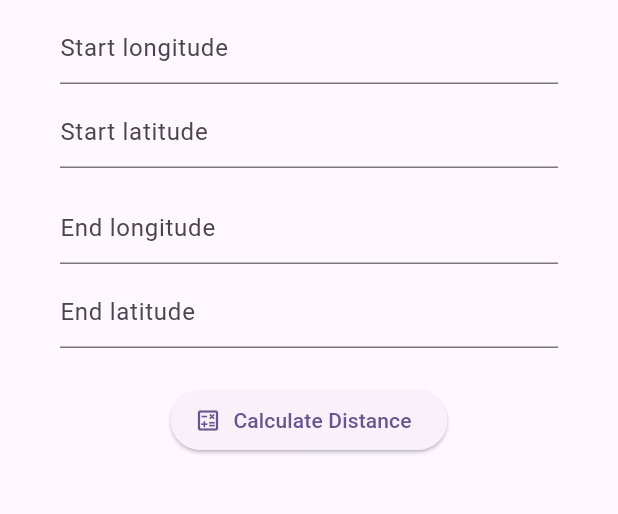
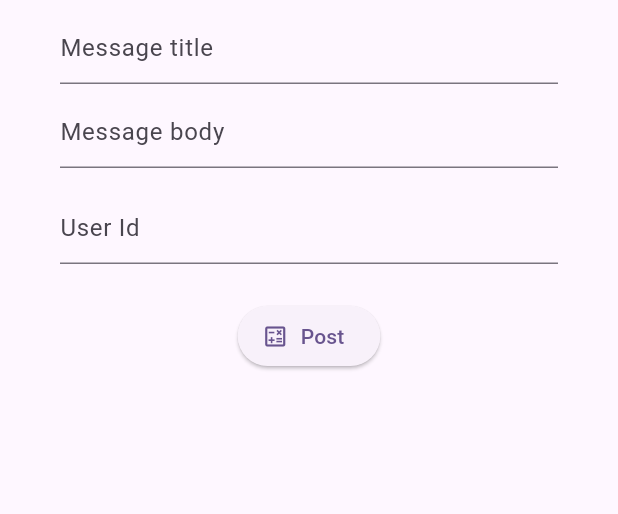
Before and after one commit to qahor0v/distance_calculator, a Flutter app: the screen it shows after launch, on a phone screen of 412 x 824 dp, the part 84-598 px from its top. Run offline on Flutter 3.47's test engine with Material 2 defaults, Android fonts, the phone set to English and light mode, and no system bars.

Commit message:
post method

```diff
--- /dev/null
+++ b/lib/models/message_model.dart
@@ -0,0 +1,36 @@
+/// id: 101,
+//   title: 'foo',
+//   body: 'bar',
+//   userId: 1
+
+class MessageModel {
+  int? id;
+  String title;
+  String body;
+  int userId;
+
+  MessageModel({
+    required this.body,
+    required this.title,
+    required this.userId,
+    this.id,
+  });
+
+  Map<String, dynamic> toMap() {
+    return {
+      'id': id,
+      'title': title,
+      'body': body,
+      'userId': userId,
+    };
+  }
+
+  factory MessageModel.fromMap(Map<String, dynamic> map) {
+    return MessageModel(
+      id: map['id'] as int,
+      title: map['title'] as String,
+      body: map['body'] as String,
+      userId: map['userId'] as int,
+    );
+  }
+}
--- a/lib/pages/home_page.dart
+++ b/lib/pages/home_page.dart
@@ -1,6 +1,7 @@
 // ignore_for_file: non_constant_identifier_names
 
 import 'package:distance_calculator/models/coordinates.dart';
+import 'package:distance_calculator/models/message_model.dart';
 import 'package:distance_calculator/models/result_model.dart';
 import 'package:distance_calculator/services/api_services.dart';
 import 'package:flutter/material.dart';
@@ -13,26 +14,24 @@ class HomePage extends StatefulWidget {
 }
 
 class _HomePageState extends State<HomePage> {
-  Distance? distance;
-  TextEditingController startLon = TextEditingController();
-  TextEditingController startLat = TextEditingController();
-  TextEditingController endLon = TextEditingController();
-  TextEditingController endLat = TextEditingController();
+  MessageModel? messageModel;
+
+  TextEditingController title = TextEditingController();
+  TextEditingController body = TextEditingController();
+  TextEditingController userId = TextEditingController();
 
   Widget HBox(double height) => SizedBox(height: height);
 
-  void calculate() async {
-    Coordinates coordinates = Coordinates(
-      startLatitude: startLat.text.trim(),
-      startLongitude: startLon.text.trim(),
-      endLatitude: endLat.text.trim(),
-      endLongitude: endLon.text.trim(),
+  void postMessage() async {
+    MessageModel message = MessageModel(
+      body: body.text.trim(),
+      title: title.text.trim(),
+      userId: int.parse(userId.text.trim()),
     );
-
-    final result = await ApiServices.calculate(coordinates);
-    if (result != null) {
+    final apiMessage = await ApiServices.postMessage(message);
+    if (apiMessage != null) {
       setState(() {
-        distance = result;
+        messageModel = apiMessage;
       });
     }
   }
@@ -53,23 +52,21 @@ class _HomePageState extends State<HomePage> {
           child: Column(
             children: [
               HBox(8),
-              AppTextField(controller: startLon, text: "Start longitude"),
+              AppTextField(controller: title, text: "Message title"),
               HBox(8),
-              AppTextField(controller: startLat, text: "Start latitude"),
+              AppTextField(controller: body, text: "Message body"),
               HBox(16),
-              AppTextField(controller: endLon, text: "End longitude"),
-              HBox(8),
-              AppTextField(controller: endLat, text: "End latitude"),
+              AppTextField(controller: userId, text: "User Id"),
               HBox(24),
               ElevatedButton.icon(
-                onPressed: calculate,
+                onPressed: postMessage,
                 icon: const Icon(Icons.calculate_outlined),
-                label: const Text("Calculate Distance"),
+                label: const Text("Post"),
               ),
               HBox(24),
-              if (distance != null)
+              if (messageModel != null)
                 Text(
-                  "${distance!.meters} m",
+                  "${messageModel!.id}",
                   style: const TextStyle(color: Colors.black, fontSize: 20),
                 ),
             ],
--- a/lib/services/api_services.dart
+++ b/lib/services/api_services.dart
@@ -1,30 +1,54 @@
+// import 'dart:convert';
+//
+// import 'package:distance_calculator/models/coordinates.dart';
+// import 'package:distance_calculator/models/result_model.dart';
+// import 'package:http/http.dart';
+//
+// class ApiServices {
+//   static const String url = "distance-calculator8.p.rapidapi.com";
+//   static const String path = "/calc";
+//
+//   static const Map<String, String> headers = {
+//     'X-RapidAPI-Key': 'c048093366msheb19647b0f2036ap10069cjsn0a5f6052cbac',
+//     'X-RapidAPI-Host': 'distance-calculator8.p.rapidapi.com'
+//   };
+//
+//   static Future<Distance?> calculate(Coordinates coordinates) async {
+//     Distance? distance;
+//
+//     Uri uri = Uri.https(url, path, coordinates.toMap());
+//
+//     final response = await get(uri, headers: headers);
+//
+//     if (response.statusCode == 200) {
+//       final json = jsonDecode(response.body);
+//       distance = Distance.fromMap(json);
+//     }
+//
+//     return distance;
+//   }
+// }
+
 import 'dart:convert';
 
-import 'package:distance_calculator/models/coordinates.dart';
-import 'package:distance_calculator/models/result_model.dart';
+import 'package:distance_calculator/models/message_model.dart';
 import 'package:http/http.dart';
 
 class ApiServices {
-  static const String url = "distance-calculator8.p.rapidapi.com";
-  static const String path = "/calc";
+  static const String base = "jsonplaceholder.typicode.com";
+  static const String posts = "/posts";
 
-  static const Map<String, String> headers = {
-    'X-RapidAPI-Key': 'c048093366msheb19647b0f2036ap10069cjsn0a5f6052cbac',
-    'X-RapidAPI-Host': 'distance-calculator8.p.rapidapi.com'
+  static Map<String, String> headers = {
+    'Content-type': 'application/json; charset=UTF-8',
   };
 
-  static Future<Distance?> calculate(Coordinates coordinates) async {
-    Distance? distance;
-
-    Uri uri = Uri.https(url, path, coordinates.toMap());
-
-    final response = await get(uri, headers: headers);
-
-    if (response.statusCode == 200) {
-      final json = jsonDecode(response.body);
-      distance = Distance.fromMap(json);
+  static Future<MessageModel?> postMessage(MessageModel model) async {
+    Uri uri = Uri.https(base, posts);
+    final body = jsonEncode(model.toMap());
+    final response = await post(uri, headers: headers, body: body);
+    if (response.statusCode == 200 || response.statusCode == 201) {
+      return MessageModel.fromMap(jsonDecode(response.body));
     }
-
-    return distance;
+    return null;
   }
 }
```
